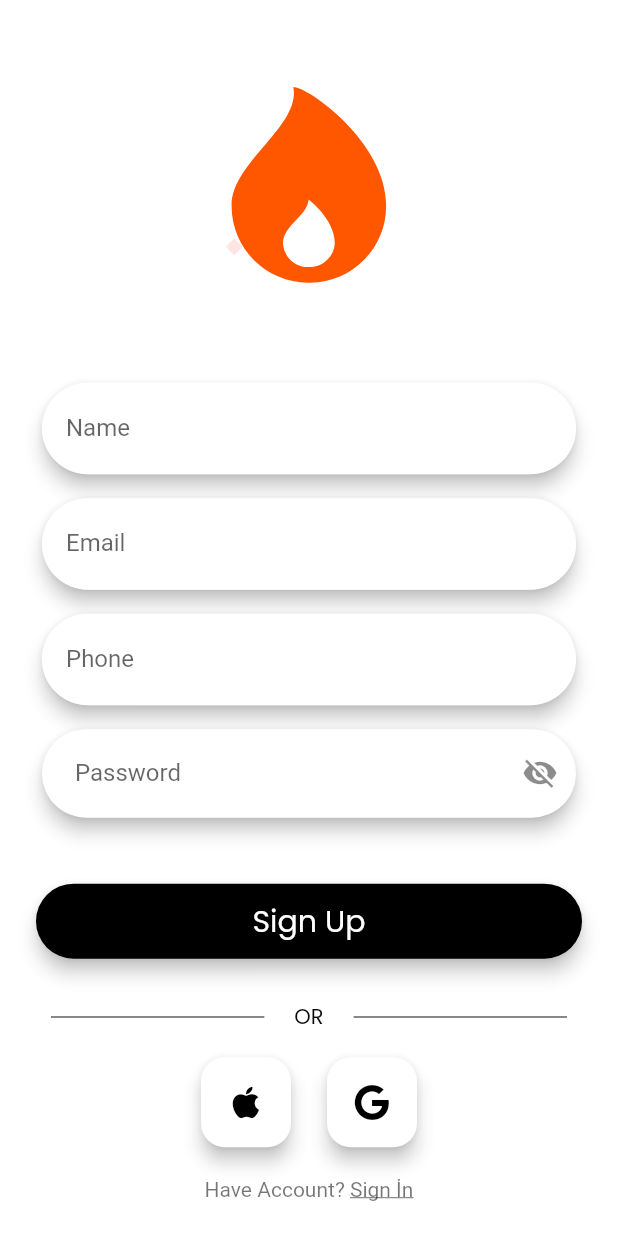
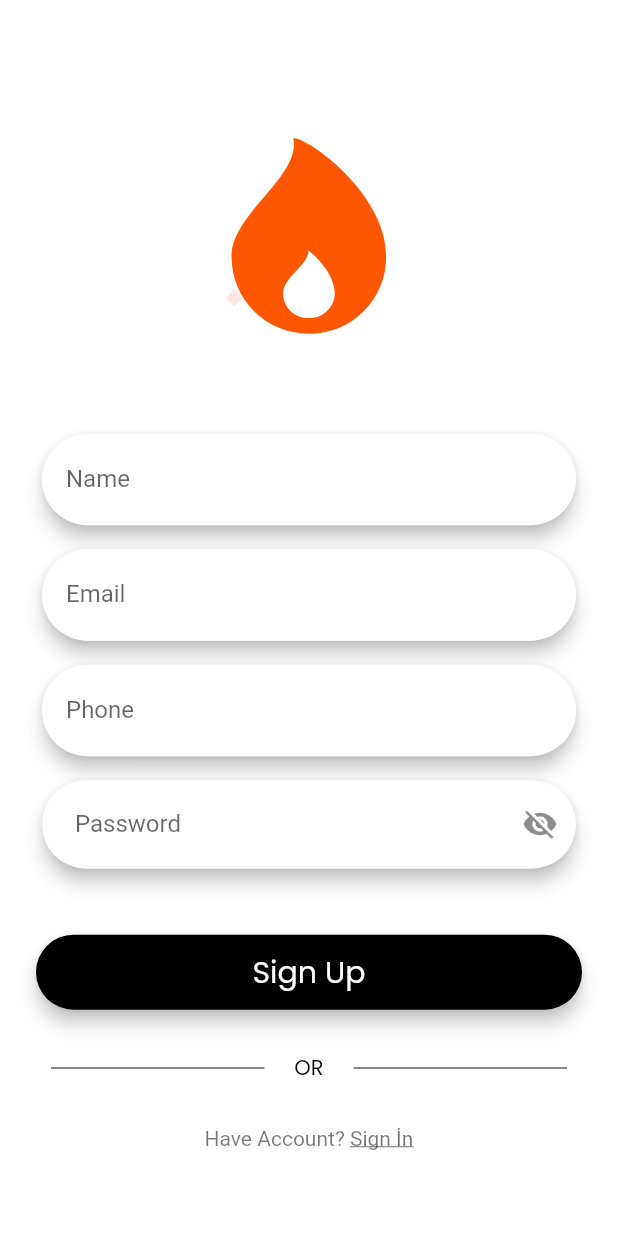
Before and after one commit to yusufyildiz71/chat_app, a Flutter app: the RegisterPage screen opened directly, on a phone screen of 412 x 824 dp. Run offline on Flutter 3.47's test engine with Material 2 defaults, Android fonts, the phone set to English and light mode, and no system bars; our stand-ins replace cloud_firestore, firebase_auth, firebase_core, font_awesome_flutter, google_fonts, google_sign_in and 2 more; missing offline and left inert: flutter_onboard; accounts and stored records are empty.

Commit message:
login with google is completed but have a problem on ios project

```diff
--- a/lib/view/screens/register_screen.dart
+++ b/lib/view/screens/register_screen.dart
@@ -216,28 +216,28 @@ class _RegisterPageState extends State<RegisterPage> {
               ),
             ),
             const OrDivider(),
-            Center(
-              child: Row(
-                mainAxisAlignment: MainAxisAlignment.center,
-                crossAxisAlignment: CrossAxisAlignment.center,
-                children: [
-                  // iconlarin basladigi yer
-                  SignInSocial.buildSocial(
-                      context,
-                      const FaIcon(
-                        FontAwesomeIcons.apple,
-                        color: Colors.black,
-                      )),
-                  const SizedBox(width: 16),
-                  SignInSocial.buildSocial(
-                      context,
-                      const FaIcon(
-                        FontAwesomeIcons.google,
-                        color: Colors.black,
-                      )),
-                ],
-              ),
-            ),
+            // Center(
+            //   child: Row(
+            //     mainAxisAlignment: MainAxisAlignment.center,
+            //     crossAxisAlignment: CrossAxisAlignment.center,
+            //     children: [
+            //       // iconlarin basladigi yer
+            //       SignInSocial.buildSocial(
+            //           context,
+            //           const FaIcon(
+            //             FontAwesomeIcons.apple,
+            //             color: Colors.black,
+            //           ),),
+            //       const SizedBox(width: 16),
+            //       SignInSocial.buildSocial(
+            //           context,
+            //           const FaIcon(
+            //             FontAwesomeIcons.google,
+            //             color: Colors.black,
+            //           )),
+            //     ],
+            //   ),
+            // ),
             Column(
               children: [
                 const SizedBox(
--- a/pubspec.yaml
+++ b/pubspec.yaml
@@ -42,9 +42,10 @@ dependencies:
   firebase_core: ^1.24.0
   firebase_auth: ^3.11.0
   cloud_firestore: ^3.5.0
-  dependencies:
   flutter_onboard: ^2.0.0
   top_snackbar_flutter: ^2.1.1
+  google_sign_in: ^5.4.2
+
 
 dev_dependencies:
   flutter_test:
```
Also changed, not shown: lib/constatnt/login_components/sign_in_social.dart (+5 -2 lines), lib/view/screens/login_screen.dart (+35 -9 lines), pubspec.lock, 3 other files.
